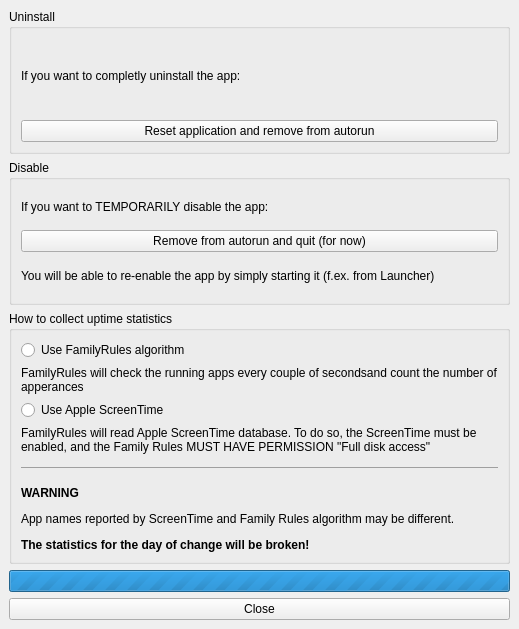
Above: qtdesigner/SettingsWindow.ui from rzarajczyk/family-rules-client before the change. Below: the same form after it.
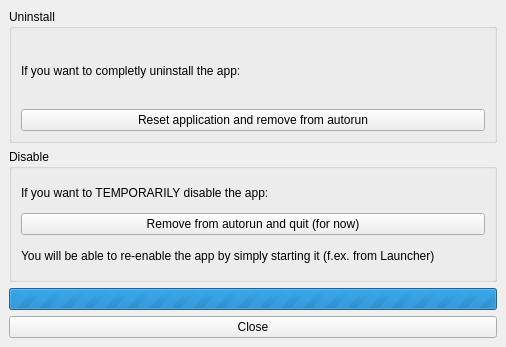
That is the form after the change.

```diff
--- a/qtdesigner/SettingsWindow.ui
+++ b/qtdesigner/SettingsWindow.ui
@@ -6,8 +6,8 @@
    <rect>
     <x>0</x>
     <y>0</y>
-    <width>519</width>
-    <height>629</height>
+    <width>506</width>
+    <height>347</height>
    </rect>
   </property>
   <property name="windowTitle">
@@ -77,65 +77,6 @@
       </layout>
      </widget>
     </item>
-    <item>
-     <widget class="QGroupBox" name="groupBox_2">
-      <property name="title">
-       <string>How to collect uptime statistics</string>
-      </property>
-      <layout class="QVBoxLayout" name="verticalLayout_3">
-       <item>
-        <widget class="QRadioButton" name="uptimeMethodPs">
-         <property name="text">
-          <string>Use FamilyRules algorithm</string>
-         </property>
-         <attribute name="buttonGroup">
-          <string notr="true">buttonGroup</string>
-         </attribute>
-        </widget>
-       </item>
-       <item>
-        <widget class="QLabel" name="label">
-         <property name="text">
-          <string>FamilyRules will check the running apps every couple of secondsand count the number of apperances</string>
-         </property>
-         <property name="wordWrap">
-          <bool>true</bool>
-         </property>
-        </widget>
-       </item>
-       <item>
-        <widget class="QRadioButton" name="uptimeMethodApple">
-         <property name="text">
-          <string>Use Apple ScreenTime</string>
-         </property>
-         <attribute name="buttonGroup">
-          <string notr="true">buttonGroup</string>
-         </attribute>
-        </widget>
-       </item>
-       <item>
-        <widget class="QLabel" name="label_2">
-         <property name="text">
-          <string>FamilyRules will read Apple ScreenTime database. To do so, the ScreenTime must be enabled, and the Family Rules MUST HAVE PERMISSION &quot;Full disk access&quot;</string>
-         </property>
-         <property name="wordWrap">
-          <bool>true</bool>
-         </property>
-        </widget>
-       </item>
-       <item>
-        <widget class="QLabel" name="label_3">
-         <property name="text">
-          <string>&lt;html&gt;&lt;head/&gt;&lt;body&gt;&lt;hr/&gt;&lt;p&gt;&lt;span style=&quot; font-weight:700;&quot;&gt;WARNING&lt;/span&gt;&lt;/p&gt;&lt;p&gt;App names reported by ScreenTime and Family Rules algorithm may be different.&lt;/p&gt;&lt;p&gt;&lt;span style=&quot; font-weight:700;&quot;&gt;The statistics for the day of change will be broken! &lt;/span&gt;&lt;/p&gt;&lt;/body&gt;&lt;/html&gt;</string>
-         </property>
-         <property name="wordWrap">
-          <bool>true</bool>
-         </property>
-        </widget>
-       </item>
-      </layout>
-     </widget>
-    </item>
     <item>
      <widget class="QProgressBar" name="progressBar">
       <property name="maximum">
```
